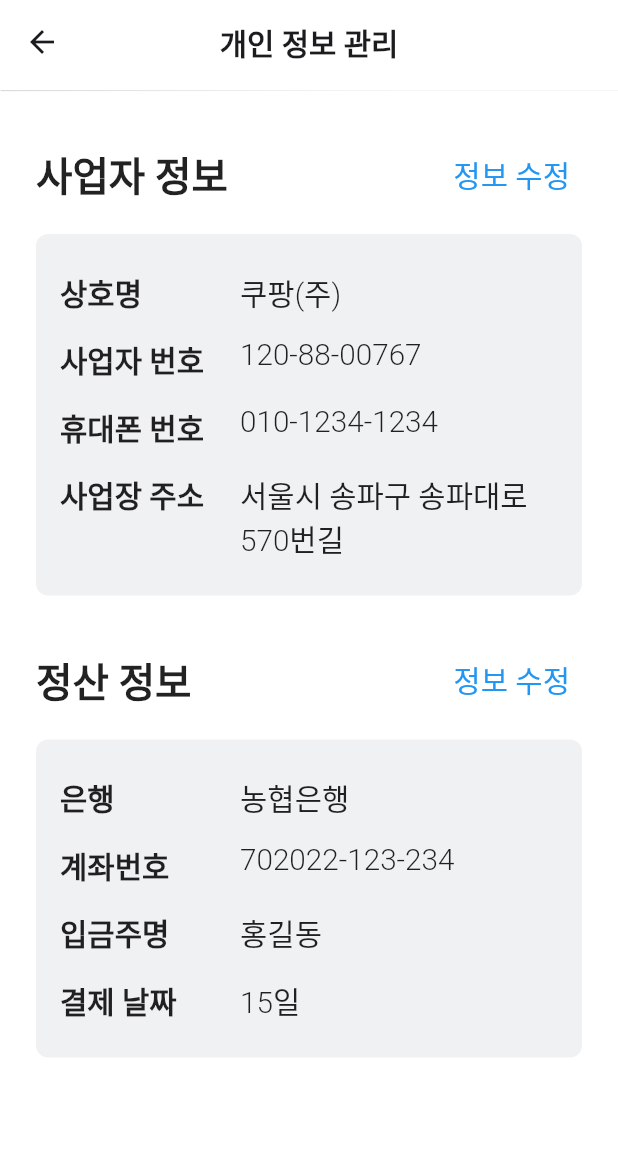
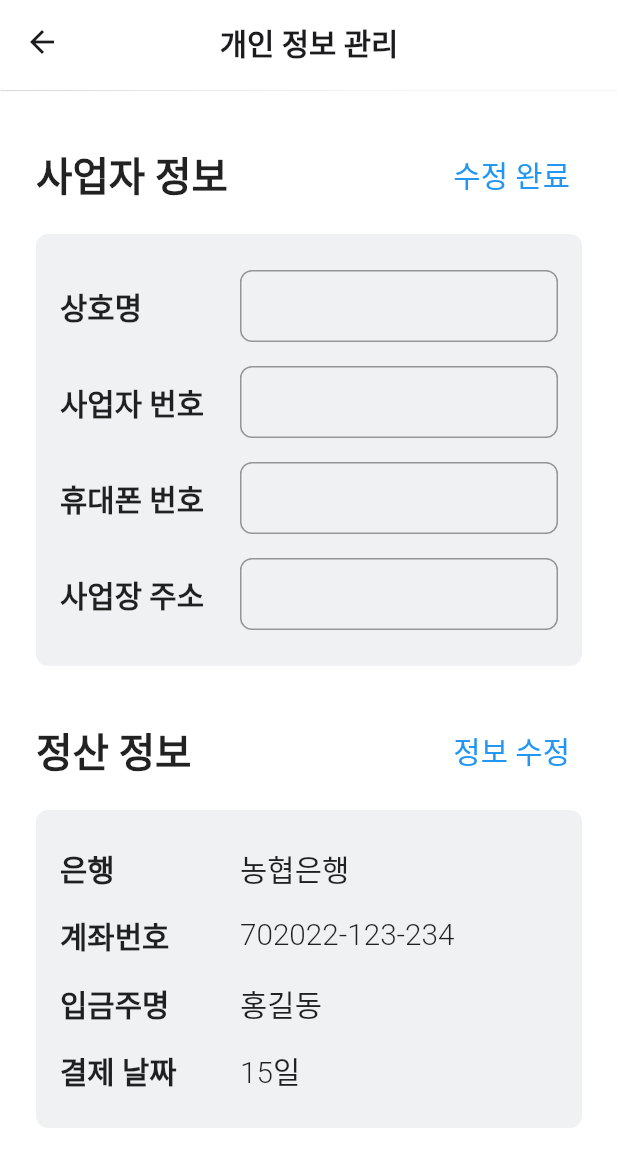
Before and after one commit to yeongwooCho/card_settlement, a Flutter app: the SettingsScreen screen opened by its route, after a tap on "정보 수정", on a phone screen of 412 x 824 dp. Shown: the top 1167 px of the screen. Run offline on Flutter 3.47's test engine with Material 2 defaults, Android fonts, the phone set to English and light mode, and no system bars; our stand-ins replace fl_chart, fluttertoast, table_calendar.

Commit message:
[add] 개인정보 수정 페이지 text에서 textformfield 로 변경하는 코드 추가

```diff
--- a/lib/my_page/view/settings_screen.dart
+++ b/lib/my_page/view/settings_screen.dart
@@ -1,3 +1,4 @@
+import 'package:card_settlement/common/component/custom_text_form_field.dart';
 import 'package:card_settlement/common/const/text_style.dart';
 import 'package:card_settlement/common/layout/default_appbar.dart';
 import 'package:card_settlement/common/layout/default_layout.dart';
@@ -5,13 +6,23 @@ import 'package:flutter/material.dart';
 
 import '../../common/const/colors.dart';
 
-class SettingsScreen extends StatelessWidget {
+class SettingsScreen extends StatefulWidget {
   const SettingsScreen({super.key});
+
+  @override
+  State<SettingsScreen> createState() => _SettingsScreenState();
+}
+
+class _SettingsScreenState extends State<SettingsScreen> {
+  bool isFirstEditSelected = false;
+  bool isSecondEditSelected = false;
 
   @override
   Widget build(BuildContext context) {
     return DefaultLayout(
       appbar: const DefaultAppBar(title: '개인 정보 관리'),
+      child: SingleChildScrollView(
+        physics: const BouncingScrollPhysics(),
         child: Padding(
           padding: const EdgeInsets.symmetric(vertical: 32.0, horizontal: 24.0),
           child: Column(
@@ -19,9 +30,13 @@ class SettingsScreen extends StatelessWidget {
               RenderContainer(
                 title: '사업자 정보',
                 fixButtonWidget: TextButton(
-                onPressed: () {},
-                child: const Text(
-                  '정보 수정',
+                  onPressed: () {
+                    setState(() {
+                      isFirstEditSelected = !isFirstEditSelected;
+                    });
+                  },
+                  child: Text(
+                    isFirstEditSelected ? '수정 완료' : '정보 수정',
                     style: MyTextStyle.bodyMedium,
                   ),
                 ),
@@ -31,14 +46,19 @@ class SettingsScreen extends StatelessWidget {
                   ['휴대폰 번호', '010-1234-1234'],
                   ['사업장 주소', '서울시 송파구 송파대로 570번길'],
                 ],
+                isEditSelected: isFirstEditSelected,
               ),
               const SizedBox(height: 32.0),
               RenderContainer(
                 title: '정산 정보',
                 fixButtonWidget: TextButton(
-                onPressed: () {},
-                child: const Text(
-                  '정보 수정',
+                  onPressed: () {
+                    setState(() {
+                      isSecondEditSelected = !isSecondEditSelected;
+                    });
+                  },
+                  child: Text(
+                    isSecondEditSelected ? '수정 완료' : '정보 수정',
                     style: MyTextStyle.bodyMedium,
                   ),
                 ),
@@ -48,8 +68,10 @@ class SettingsScreen extends StatelessWidget {
                   ['입금주명', '홍길동'],
                   ['결제 날짜', '15일'],
                 ],
+                isEditSelected: isSecondEditSelected,
               ),
             ],
+          ),
         ),
       ),
     );
@@ -60,12 +82,14 @@ class RenderContainer extends StatelessWidget {
   final String title;
   final Widget fixButtonWidget;
   final List<List<String>> data;
+  final bool isEditSelected;
 
   const RenderContainer({
     super.key,
     required this.title,
     required this.fixButtonWidget,
     required this.data,
+    required this.isEditSelected,
   });
 
   @override
@@ -96,6 +120,7 @@ class RenderContainer extends StatelessWidget {
                     (index) => _renderRow(
                   title: data[index].first,
                   description: data[index].last,
+                  isEditSelected: isEditSelected,
                 ),
               ),
             ),
@@ -108,11 +133,12 @@ class RenderContainer extends StatelessWidget {
   Widget _renderRow({
     required String title,
     required String description,
+    required bool isEditSelected,
   }) {
     return Padding(
       padding: const EdgeInsets.symmetric(vertical: 8.0),
       child: Row(
-        crossAxisAlignment: CrossAxisAlignment.start,
+        crossAxisAlignment: CrossAxisAlignment.center,
         children: [
           SizedBox(
             width: 120.0,
@@ -122,7 +148,15 @@ class RenderContainer extends StatelessWidget {
             ),
           ),
           Expanded(
-            child: Text(
+            child: isEditSelected
+                ? CustomTextFormField(
+                    onChanged: (String? value) {},
+                    onSaved: (String? value) {},
+                    validator: (String? value) {
+                      return null;
+                    },
+                  )
+                : Text(
                     description,
                     style: MyTextStyle.bodyRegular,
                   ),
```
Lines whose indentation alone changed are shown as unchanged.
